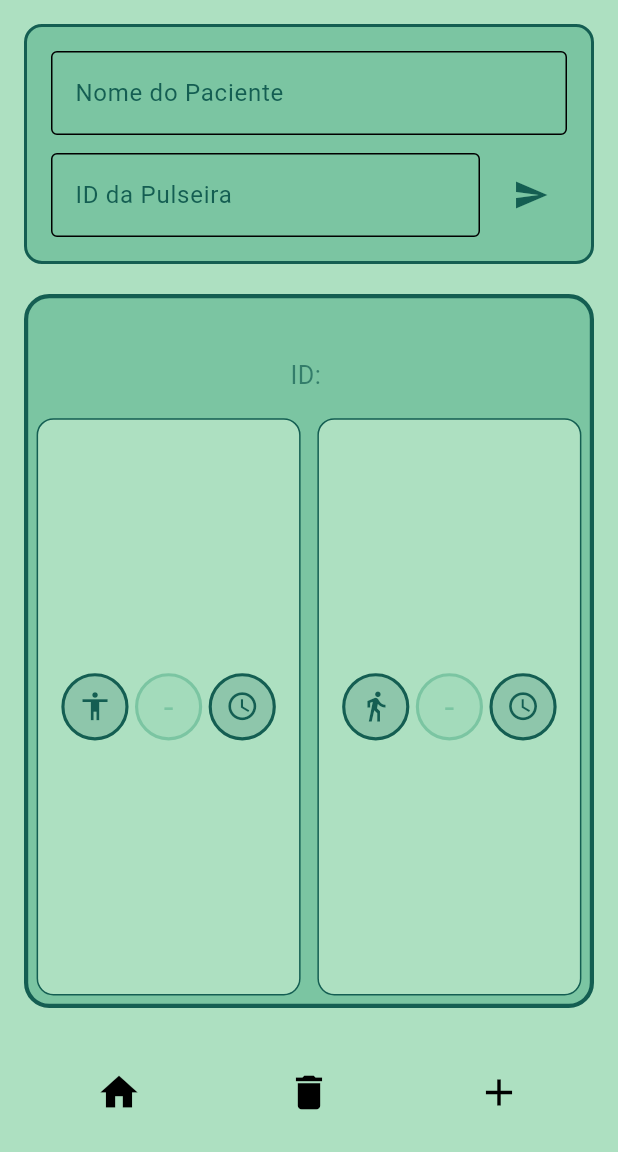
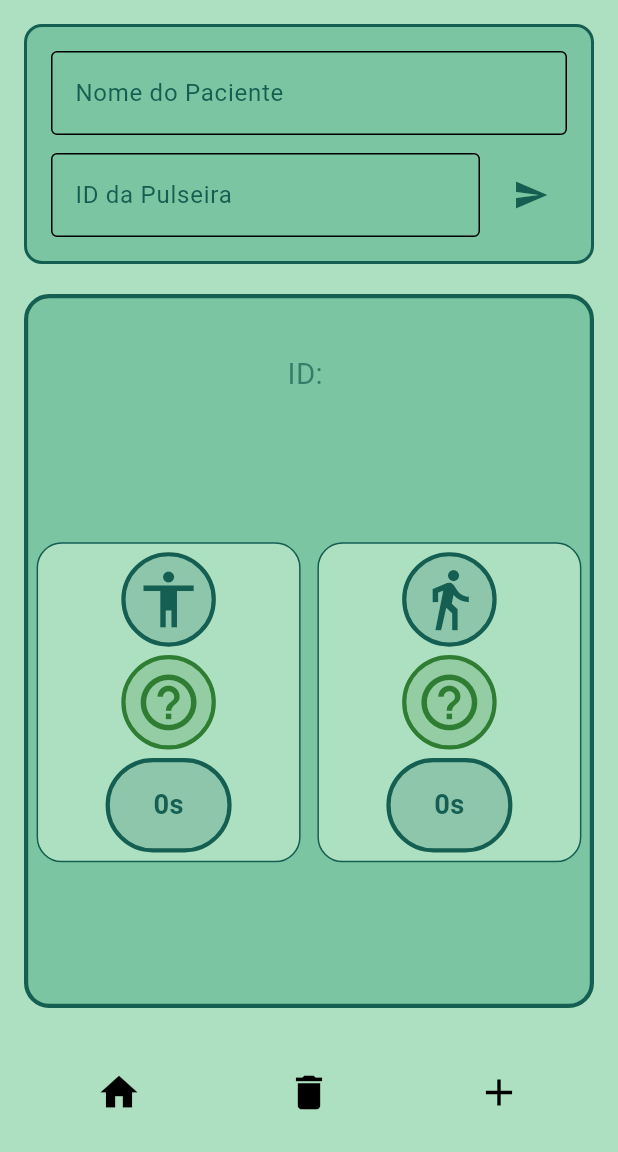
Before and after one commit to GuilhermeBn198/shiftsense, a Flutter app: the AddPulseirasPage screen opened by its route, on a phone screen of 412 x 824 dp, the part 84-1236 px from its top. Run offline on Flutter 3.47's test engine with Material 3 defaults, Android fonts, the phone set to English and light mode, and no system bars; our stand-ins replace hive, hive_flutter; missing offline and left inert: mqtt_client; accounts and stored records are empty.

Commit message:
feat(app): melhoria visual tempos patients box

```diff
--- a/flutter/shiftsense/lib/main.dart
+++ b/flutter/shiftsense/lib/main.dart
@@ -1,13 +1,14 @@
 import 'package:flutter/material.dart';
 import 'package:hive_flutter/hive_flutter.dart';
 import 'models/adapters.dart';
-import 'models/pulseira_model.dart';
 import 'pages/home_page.dart';
 import 'pages/landing_page.dart';
 import 'pages/add_pulseiras_page.dart';
 
 void main() async {
   WidgetsFlutterBinding.ensureInitialized();
+
+  // Inicializa o Hive
   await Hive.initFlutter();
   Hive.registerAdapter(PatientDataAdapter());
   Hive.registerAdapter(SensorInfoAdapter());
--- a/flutter/shiftsense/lib/pages/landing_page.dart
+++ b/flutter/shiftsense/lib/pages/landing_page.dart
@@ -1,7 +1,6 @@
 import 'dart:async';
 import 'dart:convert';
 import 'package:flutter/material.dart';
-import 'package:hive/hive.dart';
 import '../services/mqtt_service.dart';
 import '../services/patient_repository.dart';
 import '../widgets/patient_data_box.dart';
--- a/flutter/shiftsense/lib/widgets/patient_data_box.dart
+++ b/flutter/shiftsense/lib/widgets/patient_data_box.dart
@@ -1,7 +1,8 @@
+import 'dart:async';
 import 'package:flutter/material.dart';
 import '../models/pulseira_model.dart';
 
-class PatientDataBox extends StatelessWidget {
+class PatientDataBox extends StatefulWidget {
   final PatientData patient;
   final double scale;
   final bool showLabels;
@@ -10,112 +11,209 @@ class PatientDataBox extends StatelessWidget {
     required this.patient,
     this.scale = 1.0,
     this.showLabels = true,
+    Key? key,
+  }) : super(key: key);
+
+  @override
+  _PatientDataBoxState createState() => _PatientDataBoxState();
+}
+
+class _PatientDataBoxState extends State<PatientDataBox> {
+  bool _blinkOn = false;
+  Timer? _blinkTimer;
+  Timer? _notificationTimer;
+
+  // 4 horas = 14400 segundos
+  static const int _thresholdSeconds = 14400;
+
+  @override
+  void initState() {
+    super.initState();
+    _updateTimers();
+  }
+
+  @override
+  void didUpdateWidget(covariant PatientDataBox oldWidget) {
+    super.didUpdateWidget(oldWidget);
+    _updateTimers();
+  }
+
+  @override
+  void dispose() {
+    _blinkTimer?.cancel();
+    _notificationTimer?.cancel();
+    super.dispose();
+  }
+
+  bool _shouldBlink() {
+    int durationBraco = int.tryParse(widget.patient.sensorData['braco']!
+        .duration
+        .replaceAll('s', '')) ??
+        0;
+    int durationPerna = int.tryParse(widget.patient.sensorData['perna']!
+        .duration
+        .replaceAll('s', '')) ??
+        0;
+    return (durationBraco >= _thresholdSeconds || durationPerna >= _thresholdSeconds);
+  }
+
+  void _updateTimers() {
+    if (_shouldBlink()) {
+      if (_blinkTimer == null) {
+        _blinkTimer = Timer.periodic(Duration(milliseconds: 500), (timer) {
+          setState(() {
+            _blinkOn = !_blinkOn;
           });
+        });
+      }
+    } else {
+      _blinkTimer?.cancel();
+      _blinkTimer = null;
+      _notificationTimer?.cancel();
+      _notificationTimer = null;
+      if (_blinkOn) {
+        setState(() {
+          _blinkOn = false;
+        });
+      }
+    }
+  }
 
-  Widget _buildSensorCircle(IconData icon, String value, Color color) {
+  /// Widget para criar um círculo ou elipse com ícone centralizado ou texto.
+  /// Se [isEllipse] for verdadeiro, o widget terá largura maior que a altura.
+  Widget _buildSensorShape(IconData icon, String value, Color color,
+      {bool showValue = false, bool isEllipse = false}) {
+    final double width = isEllipse ? 60 * widget.scale : 45 * widget.scale;
+    final double height = 45 * widget.scale;
     return Container(
-      width: 32 * scale,
-      height: 32 * scale,
+      width: width,
+      height: height,
       decoration: BoxDecoration(
         color: color.withOpacity(0.2),
-        shape: BoxShape.circle,
-        border: Border.all(color: color, width: 1.5 * scale),
+        borderRadius: BorderRadius.circular(height / 2),
+        border: Border.all(color: color, width: 2 * widget.scale),
       ),
       child: Center(
-        child: icon != Icons.help_outline
-            ? Icon(icon, size: 16 * scale, color: color)
-            : Text(
-                value.substring(0, 1),
+        child: showValue
+            ? Text(
+          value,
           style: TextStyle(
-                  fontSize: 16 * scale,
+            fontSize: 13 * widget.scale,
             color: color,
+            fontWeight: FontWeight.bold,
           ),
-              ),
+          textAlign: TextAlign.center,
+        )
+            : Icon(icon, size: 32 * widget.scale, color: color),
       ),
     );
   }
 
-  Widget _buildLimbSection(String limb, SensorInfo data) {
+  /// Converte a duração (em segundos, com "s") para um formato legível (ex.: "1h 5m" ou "15m 30s")
+  String _formatDuration(String durationStr) {
+    int seconds = int.tryParse(durationStr.replaceAll('s', '')) ?? 0;
+    final hours = seconds ~/ 3600;
+    final minutes = (seconds % 3600) ~/ 60;
+    final secs = seconds % 60;
+    if (hours > 0) {
+      return '${hours}h ${minutes}m';
+    } else if (minutes > 0) {
+      return '${minutes}m ${secs}s';
+    } else {
+      return '${secs}s';
+    }
+  }
+
+  /// Constrói o sub-box para cada membro (sem exibir o texto da label)
+  Widget _buildLimbSection(SensorInfo data) {
     return Container(
-      margin: EdgeInsets.all(4 * scale),
-      padding: EdgeInsets.all(8 * scale),
+      margin: EdgeInsets.all(4 * widget.scale),
+      padding: EdgeInsets.all(4 * widget.scale),
       decoration: BoxDecoration(
         color: Color(0xFFade0c1),
-        borderRadius: BorderRadius.circular(8 * scale),
-        border: Border.all(
-          color: Color(0xFF145e52),
-        ),
+        borderRadius: BorderRadius.circular(12 * widget.scale),
+        border: Border.all(color: Color(0xFF145e52)),
       ),
       child: Column(
+        mainAxisSize: MainAxisSize.min,
         mainAxisAlignment: MainAxisAlignment.spaceEvenly,
         children: [
-          if (showLabels)
-            Text(
-              limb.toUpperCase(),
-              style: TextStyle(
-                  color: Color(0xFF145e52),
-                  fontSize: 10 * scale,
-                  fontWeight: FontWeight.bold),
-            ),
-          Row(
-            mainAxisAlignment: MainAxisAlignment.spaceEvenly,
-            children: [
-              _buildSensorCircle(data.icon, '', Color(0xFF145e52)),
-              _buildSensorCircle(
+          _buildSensorShape(data.icon, '', Color(0xFF145e52)),
+          SizedBox(height: 4 * widget.scale),
+          _buildSensorShape(
               _getDirectionIcon(data.direction),
               data.direction,
-                  Color(0xFF7bc5a2)),
-              _buildSensorCircle(
-                  Icons.access_time, data.duration, Color(0xFF145e52)),
-            ],
-          ),
+              Color(0xFF2E7D32)),
+          SizedBox(height: 4 * widget.scale),
+          _buildSensorShape(
+              Icons.access_time,
+              _formatDuration(data.duration),
+              Color(0xFF145e52),
+              showValue: true,
+              isEllipse: true),
         ],
       ),
     );
   }
 
+  /// Mapeia a string de direção para um ícone adequado, considerando também direções compostas.
   IconData _getDirectionIcon(String direction) {
-  final dir = direction.toLowerCase();
-  if (dir.contains('pra cima')) return Icons.arrow_upward;
-  if (dir.contains('pra baixo')) return Icons.arrow_downward;
-  if (dir.contains('pra esquerda')) return Icons.arrow_back;
-  if (dir.contains('pra direita')) return Icons.arrow_forward;
-  if (dir.contains('pra cima / pra esquerda')) return Icons.arrow_back;
-  if (dir.contains('pra cima / pra direita')) return Icons.arrow_forward;
-  if (dir.contains('pra baixo / pra direita')) return Icons.arrow_back;
-  if (dir.contains('pra baixo / pra esquerda')) return Icons.arrow_forward;
-  return Icons.help_outline; //nao identificou posicao
+    final dir = direction.toLowerCase().replaceAll(' ', '');
+    if (dir.contains('pracima/pradireita') ||
+        dir.contains('pracima-diredireita')) {
+      return Icons.north_east;
+    }
+    if (dir.contains('pracima/praesquerda') ||
+        dir.contains('pracima-direesquerda')) {
+      return Icons.north_west;
+    }
+    if (dir.contains('prabaixo/pradireita') ||
+        dir.contains('prabaixo-diredireita')) {
+      return Icons.south_east;
+    }
+    if (dir.contains('prabaixo/praesquerda') ||
+        dir.contains('prabaixo-direesquerda')) {
+      return Icons.south_west;
+    }
+    if (dir.contains('pracima')) return Icons.arrow_upward;
+    if (dir.contains('prabaixo')) return Icons.arrow_downward;
+    if (dir.contains('praesquerda')) return Icons.arrow_back;
+    if (dir.contains('pradireita')) return Icons.arrow_forward;
+    return Icons.help_outline;
   }
 
   @override
   Widget build(BuildContext context) {
+    final Color baseColor = Color(0xFF7bc5a2);
+    final Color blinkColor = Colors.redAccent.withOpacity(0.7);
+    final Color currentColor = _shouldBlink() && _blinkOn ? blinkColor : baseColor;
+
     return Container(
       decoration: BoxDecoration(
-        color: Color(0xFF7bc5a2),
-        borderRadius: BorderRadius.circular(12 * scale),
-        border: Border.all(
-          color: Color(0xFF145e52),
-          width: 2 * scale,
-        ),
+        color: currentColor,
+        borderRadius: BorderRadius.circular(12 * widget.scale),
+        border: Border.all(color: Color(0xFF145e52), width: 2 * widget.scale),
       ),
       child: Column(
         children: [
           Padding(
-            padding: EdgeInsets.all(8 * scale),
+            padding: EdgeInsets.all(3 * widget.scale),
             child: Column(
               children: [
                 Text(
-                  patient.name,
+                  widget.patient.name,
                   style: TextStyle(
                     color: Color(0xFF145e52),
-                      fontSize: 14 * scale,
-                      fontWeight: FontWeight.bold),
+                    fontSize: 16 * widget.scale,
+                    fontWeight: FontWeight.bold,
+                  ),
                 ),
                 Text(
-                  'ID: ${patient.id}',
+                  'ID: ${widget.patient.id}',
                   style: TextStyle(
                     color: Color(0xFF145e52).withOpacity(0.7),
-                      fontSize: 12 * scale),
+                    fontSize: 14 * widget.scale,
+                  ),
                 ),
               ],
             ),
@@ -123,12 +221,8 @@ IconData _getDirectionIcon(String direction) {
           Expanded(
             child: Row(
               children: [
-                Expanded(
-                  child: _buildLimbSection('Braço', patient.sensorData['braco']!),
-                ),
-                Expanded(
-                  child: _buildLimbSection('Perna', patient.sensorData['perna']!),
-                ),
+                Expanded(child: _buildLimbSection(widget.patient.sensorData['braco']!)),
+                Expanded(child: _buildLimbSection(widget.patient.sensorData['perna']!)),
               ],
             ),
           ),
```
Also changed, not shown: 1 other file. Lines whose indentation alone changed are shown as unchanged.
